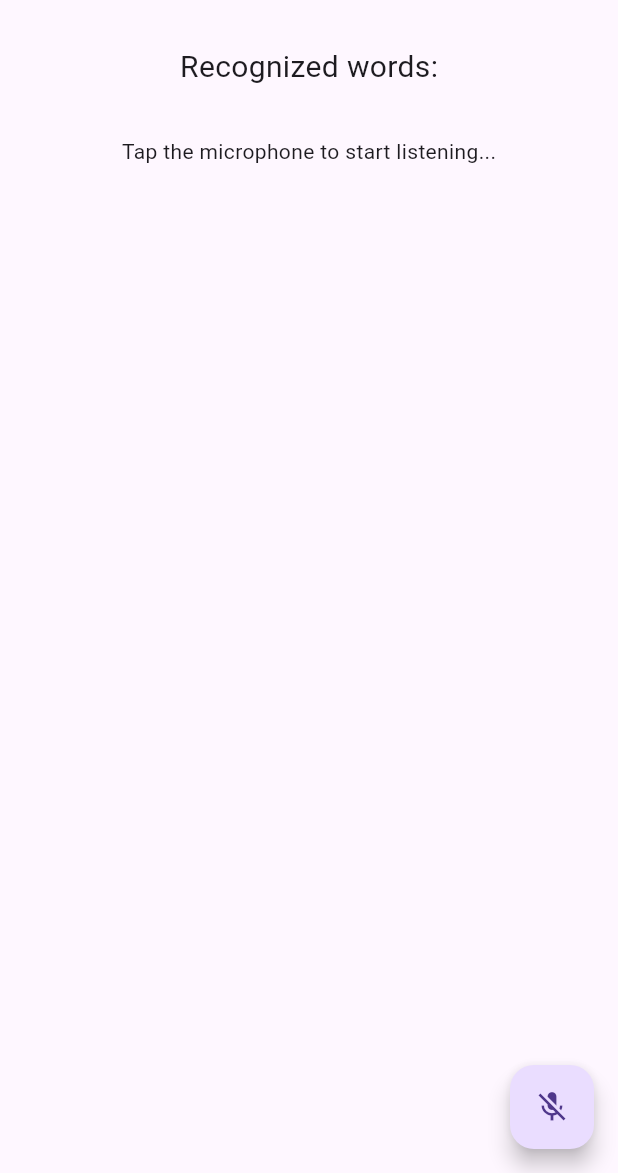
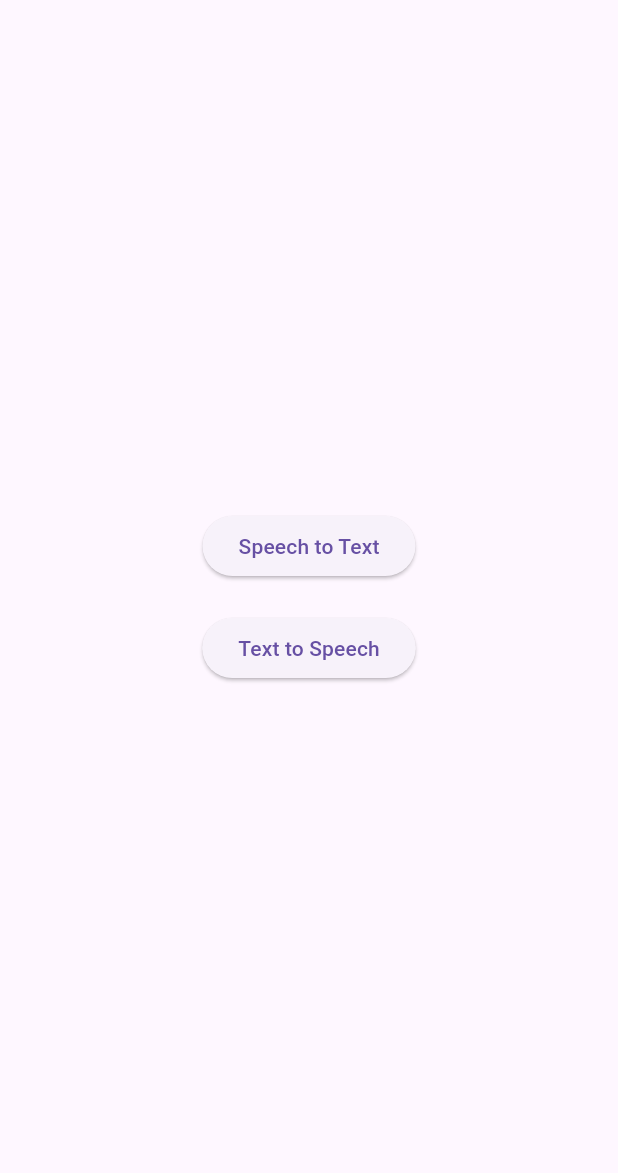
Before and after one commit to ThMecha/thb2, a Flutter app: the screen it shows after launch, on a phone screen of 412 x 824 dp, the part 63-1236 px from its top. Run offline on Flutter 3.47's test engine with Material 3 defaults, Android fonts, the phone set to English and light mode, and no system bars; our stand-ins replace speech_to_text.

```diff
--- a/lib/main.dart
+++ b/lib/main.dart
@@ -1,123 +1,19 @@
 import 'package:flutter/material.dart';
-import 'package:permission_handler/permission_handler.dart'; // Add this package
-import 'package:speech_to_text/speech_recognition_result.dart';
-import 'package:speech_to_text/speech_to_text.dart';
+import 'screens/home_screen.dart';
 
 void main() {
-  runApp(MyApp());
+  runApp(const MyApp());
 }
 
 class MyApp extends StatelessWidget {
+  const MyApp({Key? key}) : super(key: key);
+
   @override
   Widget build(BuildContext context) {
     return MaterialApp(
-      title: 'Flutter Demo',
-      home: MyHomePage(),
+      title: 'Speech Demo',
+      theme: ThemeData(primarySwatch: Colors.blue),
+      home: const HomeScreen(),
     );
   }
 }
-
-class MyHomePage extends StatefulWidget {
-  MyHomePage({Key? key}) : super(key: key);
-
-  @override
-  _MyHomePageState createState() => _MyHomePageState();
-}
-
-class _MyHomePageState extends State<MyHomePage> {
-  SpeechToText _speechToText = SpeechToText();
-  bool _speechEnabled = false;
-  String _lastWords = '';
-
-  @override
-  void initState() {
-    super.initState();
-    _checkPermissionsAndInitSpeech();
-  }
-
-  /// Check and request microphone permission, then initialize speech-to-text
-  void _checkPermissionsAndInitSpeech() async {
-    if (await Permission.microphone.request().isGranted) {
-      _speechEnabled = await _speechToText.initialize(
-        onError: (error) {
-          print('SpeechToText Error: $error'); // Debug log for errors
-        },
-        onStatus: (status) {
-          print('SpeechToText Status: $status'); // Debug log for status
-        },
-      );
-      setState(() {});
-    } else {
-      print('Microphone permission not granted'); // Debug log for permission
-    }
-  }
-
-  /// Each time to start a speech recognition session
-  void _startListening() async {
-    if (_speechEnabled) {
-      await _speechToText.listen(
-        onResult: _onSpeechResult,
-        listenFor: Duration(seconds: 10), // Optional: Set a timeout
-        pauseFor: Duration(seconds: 3), // Optional: Pause duration
-      );
-      setState(() {});
-    } else {
-      print('Speech recognition not enabled'); // Debug log
-    }
-  }
-
-  /// Manually stop the active speech recognition session
-  void _stopListening() async {
-    await _speechToText.stop();
-    setState(() {});
-  }
-
-  /// This is the callback that the SpeechToText plugin calls when
-  /// the platform returns recognized words.
-  void _onSpeechResult(SpeechRecognitionResult result) {
-    setState(() {
-      _lastWords = result.recognizedWords;
-    });
-    print('Recognized Words: $_lastWords'); // Debug log for recognized words
-  }
-
-  @override
-  Widget build(BuildContext context) {
-    return Scaffold(
-      appBar: AppBar(
-        title: Text('Speech Demo'),
-      ),
-      body: Center(
-        child: Column(
-          mainAxisAlignment: MainAxisAlignment.center,
-          children: <Widget>[
-            Container(
-              padding: EdgeInsets.all(16),
-              child: Text(
-                'Recognized words:',
-                style: TextStyle(fontSize: 20.0),
-              ),
-            ),
-            Expanded(
-              child: Container(
-                padding: EdgeInsets.all(16),
-                child: Text(
-                  _speechToText.isListening
-                      ? '$_lastWords'
-                      : _speechEnabled
-                          ? 'Tap the microphone to start listening...'
-                          : 'Speech not available',
-                ),
-              ),
-            ),
-          ],
-        ),
-      ),
-      floatingActionButton: FloatingActionButton(
-        onPressed: _speechToText.isNotListening ? _startListening : _stopListening,
-        tooltip: 'Listen',
-        child: Icon(_speechToText.isNotListening ? Icons.mic_off : Icons.mic),
-      ),
-    );
-  }
-}
--- /dev/null
+++ b/lib/screens/home_screen.dart
@@ -0,0 +1,40 @@
+import 'package:flutter/material.dart';
+import 'stt_screen.dart';
+import 'tts_screen.dart';
+
+class HomeScreen extends StatelessWidget {
+  const HomeScreen({Key? key}) : super(key: key);
+
+  @override
+  Widget build(BuildContext context) {
+    return Scaffold(
+      appBar: AppBar(title: const Text('Speech Demo')),
+      body: Center(
+        child: Column(
+          mainAxisAlignment: MainAxisAlignment.center,
+          children: [
+            ElevatedButton(
+              onPressed: () {
+                Navigator.push(
+                  context,
+                  MaterialPageRoute(builder: (context) => const STTScreen()),
+                );
+              },
+              child: const Text('Speech to Text'),
+            ),
+            const SizedBox(height: 20),
+            ElevatedButton(
+              onPressed: () {
+                Navigator.push(
+                  context,
+                  MaterialPageRoute(builder: (context) => const TTSScreen()),
+                );
+              },
+              child: const Text('Text to Speech'),
+            ),
+          ],
+        ),
+      ),
+    );
+  }
+}
--- /dev/null
+++ b/lib/screens/stt_screen2.dart
@@ -0,0 +1,68 @@
+import 'package:flutter/material.dart';
+
+import 'package:speech_to_text/speech_to_text.dart' as stt;
+
+class STTScreen2 extends StatelessWidget {
+  const STTScreen2({Key? key}) : super(key: key);
+
+  @override
+  Widget build(BuildContext context) {
+    return Scaffold(
+      appBar: AppBar(title: const Text('Speech to Text')),
+      body: const Center(child: Text('Speech to Text Screen')),
+    );
+  }
+}
+
+
+
+class SpeechToTextExample extends StatefulWidget {
+  @override
+  _SpeechToTextExampleState createState() => _SpeechToTextExampleState();
+}
+
+class _SpeechToTextExampleState extends State<SpeechToTextExample> {
+  late stt.SpeechToText _speech;
+  bool _isListening = false;
+  String _text = "Press the button and start speaking";
+
+  @override
+  void initState() {
+    super.initState();
+    _speech = stt.SpeechToText();
+  }
+
+  void _listen() async {
+    if (!_isListening) {
+      bool available = await _speech.initialize(
+        onStatus: (val) => print('onStatus: $val'),
+        onError: (val) => print('onError: $val'),
+      );
+      if (available) {
+        setState(() => _isListening = true);
+        _speech.listen(onResult: (val) => setState(() {
+              _text = val.recognizedWords;
+            }));
+      }
+    } else {
+      setState(() => _isListening = false);
+      _speech.stop();
+    }
+  }
+
+  @override
+  Widget build(BuildContext context) {
+    return Scaffold(
+      appBar: AppBar(title: Text('Speech to Text Example')),
+      body: Column(
+        children: [
+          Text(_text),
+          FloatingActionButton(
+            onPressed: _listen,
+            child: Icon(_isListening ? Icons.mic : Icons.mic_none),
+          ),
+        ],
+      ),
+    );
+  }
+}
--- /dev/null
+++ b/lib/screens/tts_screen.dart
@@ -0,0 +1,13 @@
+import 'package:flutter/material.dart';
+
+class TTSScreen extends StatelessWidget {
+  const TTSScreen({Key? key}) : super(key: key);
+
+  @override
+  Widget build(BuildContext context) {
+    return Scaffold(
+      appBar: AppBar(title: const Text('Text to Speech')),
+      body: const Center(child: Text('Text to Speech Screen')),
+    );
+  }
+}
--- a/pubspec.yaml
+++ b/pubspec.yaml
@@ -1,7 +1,7 @@
 name: flutter_application_1
 description: "A new Flutter project."
 publish_to: 'none'
-version: 0.1.0
+version: 0.1.1
 
 environment:
   sdk: ^3.7.2
```
Also changed, not shown: lib/screens/stt_screen.dart (added, +32 -0 lines), 2 other files.
